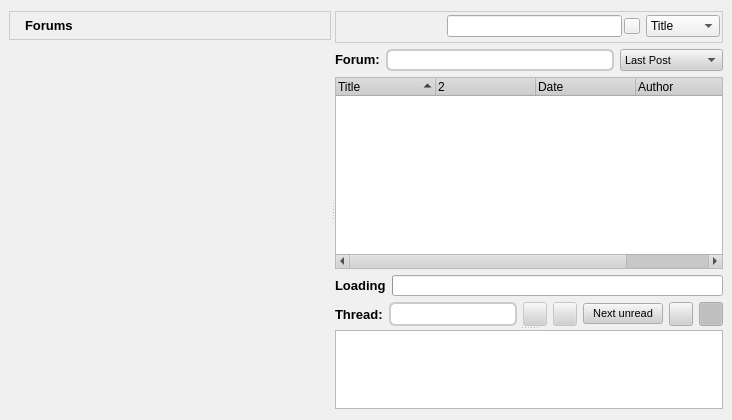
The window that retroshare-gui/src/gui/ForumsDialog.ui (RetroShare/RetroShare) describes before a commit, drawn with Qt 5.
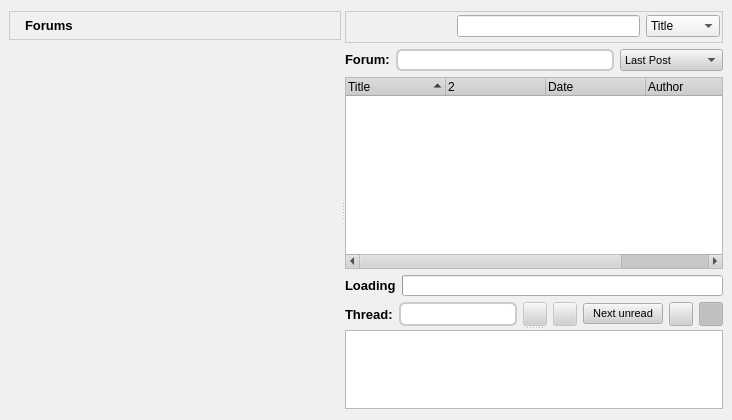
The same window after the commit. Icons and pictures are not drawn. Custom widgets are drawn as their Qt base class.

Commit message: Added new basic class for a QLineEdit with a clear button - LineEditClear.

Diff of the .ui file:
```diff
--- a/retroshare-gui/src/gui/ForumsDialog.ui
+++ b/retroshare-gui/src/gui/ForumsDialog.ui
@@ -1051,58 +1051,9 @@
               </widget>
              </item>
              <item>
-              <widget class="QLineEdit" name="filterPatternLineEdit">
+              <widget class="LineEditClear" name="filterLineEdit">
                <property name="toolTip">
-                <string>&lt;!DOCTYPE HTML PUBLIC &quot;-//W3C//DTD HTML 4.0//EN&quot; &quot;http://www.w3.org/TR/REC-html40/strict.dtd&quot;&gt;
-&lt;html&gt;&lt;head&gt;&lt;meta name=&quot;qrichtext&quot; content=&quot;1&quot; /&gt;&lt;style type=&quot;text/css&quot;&gt;
-p, li { white-space: pre-wrap; }
-&lt;/style&gt;&lt;/head&gt;&lt;body style=&quot; font-family:'MS Shell Dlg 2'; font-size:8.25pt; font-weight:400; font-style:normal;&quot;&gt;
-&lt;p style=&quot; margin-top:0px; margin-bottom:0px; margin-left:0px; margin-right:0px; -qt-block-indent:0; text-indent:0px;&quot;&gt;&lt;span style=&quot; font-size:8pt;&quot;&gt;Search forums&lt;/span&gt;&lt;/p&gt;&lt;/body&gt;&lt;/html&gt;</string>
-               </property>
-              </widget>
-             </item>
-             <item>
-              <widget class="QPushButton" name="clearButton">
-               <property name="minimumSize">
-                <size>
-                 <width>16</width>
-                 <height>16</height>
-                </size>
-               </property>
-               <property name="maximumSize">
-                <size>
-                 <width>16</width>
-                 <height>16</height>
-                </size>
-               </property>
-               <property name="font">
-                <font>
-                 <family>MS Shell Dlg 2</family>
-                </font>
-               </property>
-               <property name="focusPolicy">
-                <enum>Qt::NoFocus</enum>
-               </property>
-               <property name="toolTip">
-                <string>Reset</string>
-               </property>
-               <property name="styleSheet">
-                <string notr="true">QPushButton
-{
- border-image: url(:/images/closenormal.png) 
-}
-                                
-QPushButton:hover 
-{
-border-image: url(:/images/closehover.png) 
-}
-                                
-QPushButton:pressed  {
-border-image: url(:/images/closepressed.png) 
-}</string>
-               </property>
-               <property name="text">
-                <string/>
+                <string>Search forums</string>
                </property>
               </widget>
              </item>
@@ -1279,6 +1230,11 @@
   </action>
  </widget>
  <customwidgets>
+  <customwidget>
+   <class>LineEditClear</class>
+   <extends>QLineEdit</extends>
+   <header>gui/common/LineEditClear.h</header>
+  </customwidget>
   <customwidget>
    <class>LinkTextBrowser</class>
    <extends>QTextBrowser</extends>
```
The commit also changes 33 other files.
